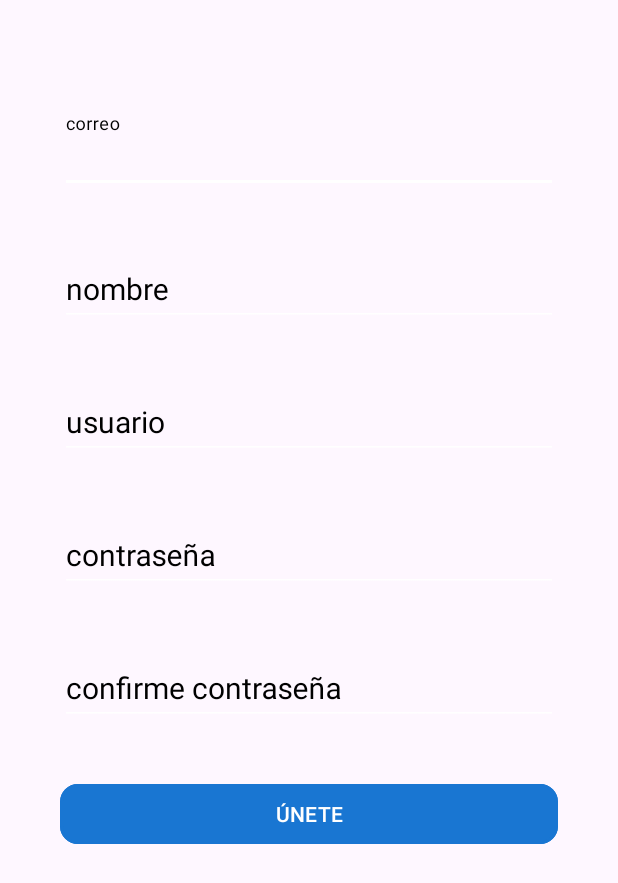
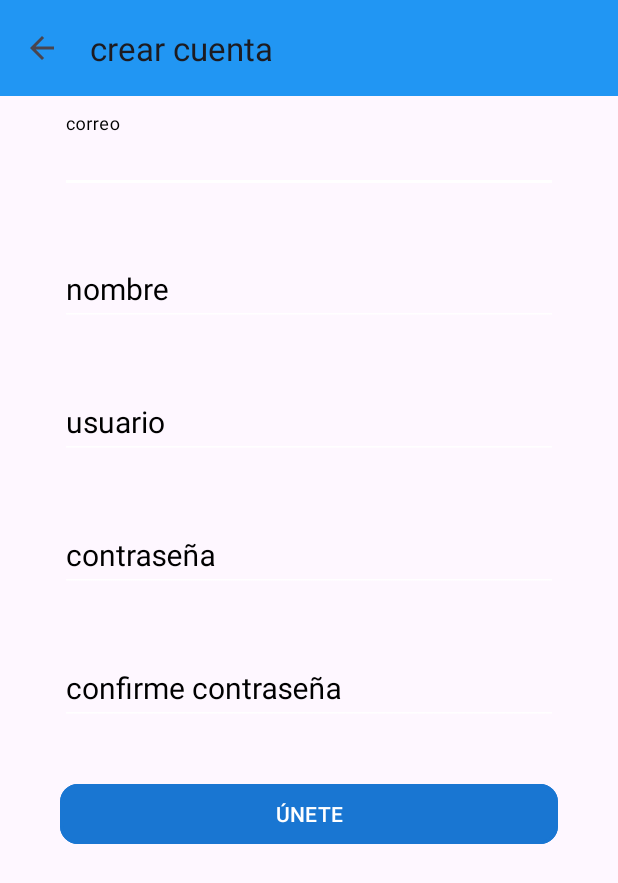
Before and after one commit to jhamilgarcia/infograma, an Android app: the createAccountActivity screen opened directly, with no data from a screen before it, on a phone screen of 412 x 824 dp. Shown: the top 883 px of the screen. Run offline under Robolectric (Android 15) with nearby library versions, the phone set to English and light mode, and no system bars.

Commit message:
creacion del toolBar en androidStudio

```diff
--- a/app/src/main/java/com/example/infogram/createAccountActivity.java
+++ b/app/src/main/java/com/example/infogram/createAccountActivity.java
@@ -4,6 +4,7 @@ import android.os.Bundle;
 
 import androidx.activity.EdgeToEdge;
 import androidx.appcompat.app.AppCompatActivity;
+import androidx.appcompat.widget.Toolbar;
 import androidx.core.graphics.Insets;
 import androidx.core.view.ViewCompat;
 import androidx.core.view.WindowInsetsCompat;
@@ -15,6 +16,15 @@ public class createAccountActivity extends AppCompatActivity {
         super.onCreate(savedInstanceState);
         EdgeToEdge.enable(this);
         setContentView(R.layout.activity_create_account);
+        showToolbar(getString(R.string.title_crear_cuenta), true);
+    }
+
+    public void showToolbar(String titulo, boolean botonSubir) {
+        Toolbar toolbar = findViewById(R.id.toolBar);
+        setSupportActionBar(toolbar);
+
+        getSupportActionBar().setTitle(titulo);
+        getSupportActionBar().setDisplayHomeAsUpEnabled(botonSubir);
 
     }
 }
--- a/app/src/main/res/layout/activity_create_account.xml
+++ b/app/src/main/res/layout/activity_create_account.xml
@@ -6,6 +6,7 @@
     android:layout_width="match_parent"
     android:layout_height="match_parent"
     tools:context=".createAccountActivity">
+<include layout="@layout/appbar_toolbar"/>
 
     <ScrollView
         android:layout_width="match_parent"
--- /dev/null
+++ b/app/src/main/res/layout/appbar_toolbar.xml
@@ -0,0 +1,19 @@
+<?xml version="1.0" encoding="utf-8"?>
+<com.google.android.material.appbar.AppBarLayout
+    xmlns:android="http://schemas.android.com/apk/res/android"
+             android:layout_width="match_parent"
+             android:layout_height="match_parent"
+    android:theme="@style/AppTheme.AppBarOverlay"
+    >
+
+    <androidx.appcompat.widget.Toolbar
+        android:id="@+id/toolBar"
+        android:layout_width="match_parent"
+        android:layout_height="?attr/actionBarSize"
+        android:background="?attr/colorPrimary"
+        android:theme="@style/AppTheme.PopupOverlay"/>
+
+
+
+
+</com.google.android.material.appbar.AppBarLayout>
--- a/app/src/main/res/values-night/themes.xml
+++ b/app/src/main/res/values-night/themes.xml
@@ -7,6 +7,9 @@
         <item name="colorSecondary">@color/colorAccent</item>
 
     </style>
+
+    <style name="AppTheme.AppBarOverlay" parent="ThemeOverlay.Material3.Dark.ActionBar"/>
+    <style name="AppTheme.PopupOverlay" parent="ThemeOverlay.Material3.Light"/>
 
     <!-- se tuvo que hacer este paso porque desaparece el hint al precionarlo en mi editext ,porque agarra del color primario-->
     <style name="editTextBlack" parent="Theme.Material3.Light">
--- a/app/src/main/res/values/strings.xml
+++ b/app/src/main/res/values/strings.xml
@@ -10,4 +10,5 @@
     <string name="usuario">usuario\n</string>
     <string name="confirmar_contrasen_a">confirme contraseña</string>
     <string name="unir">ÚNETE</string>
+    <string name="title_crear_cuenta">crear cuenta</string>
 </resources>
--- a/app/src/main/res/values/themes.xml
+++ b/app/src/main/res/values/themes.xml
@@ -7,6 +7,9 @@
         <item name="colorSecondary">@color/colorAccent</item>
 
     </style>
+
+    <style name="AppTheme.AppBarOverlay" parent="ThemeOverlay.Material3.Dark.ActionBar"/>
+    <style name="AppTheme.PopupOverlay" parent="ThemeOverlay.Material3.Light"/>
 
     <!-- se tuvo que hacer este paso porque desaparece el hint al precionarlo en mi editext ,porque agarra del color primario-->
     <style name="editTextBlack" parent="Theme.Material3.Light">
```
